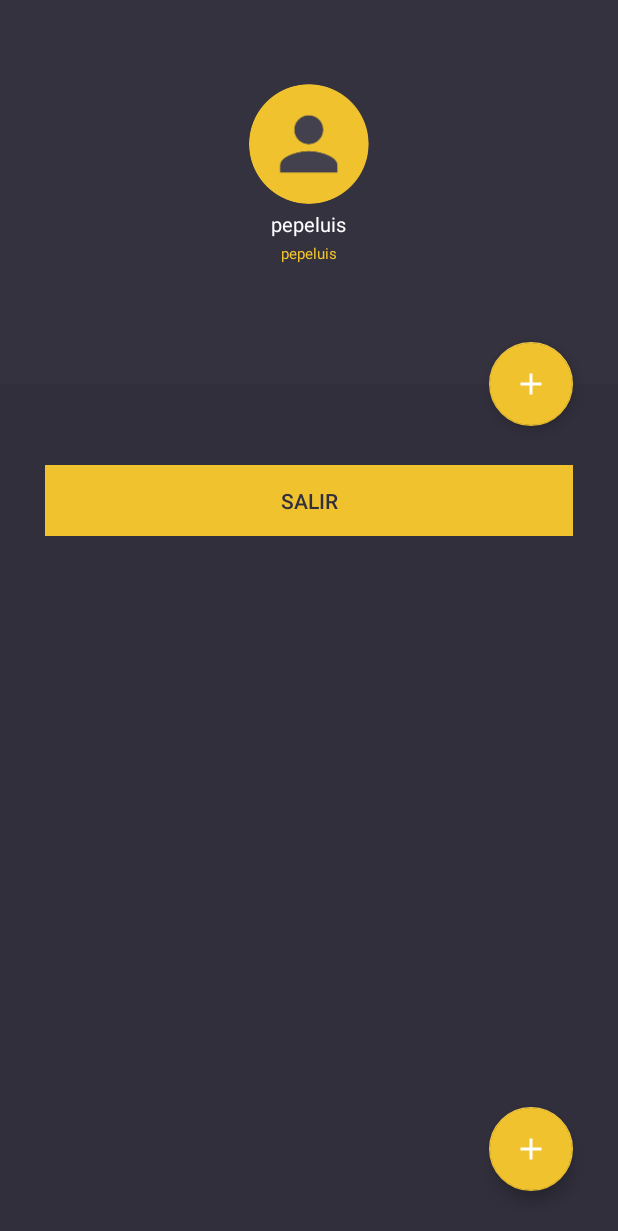
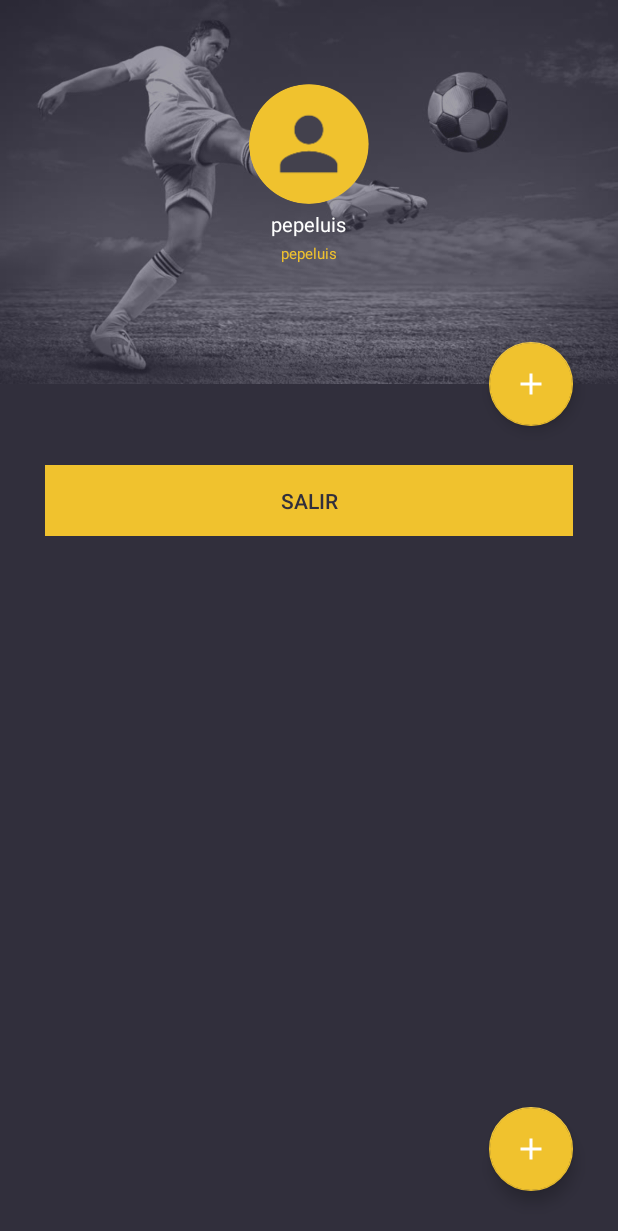
Before and after one commit to javigbox/laporra, an Android app: the layout activity_main.xml on its own in the app's theme, with its tools: preview values and no code run, on a phone screen of 412 x 824 dp. Shown: the top 1231 px of the screen. Run offline under Robolectric (Android 15) with nearby library versions, the phone set to English and light mode, and no system bars.

Commit message:
Cambio de imagen del main

```diff
--- a/app/src/main/res/layout/activity_main.xml
+++ b/app/src/main/res/layout/activity_main.xml
@@ -34,6 +34,13 @@
                 app:expandedTitleMarginEnd="64dp"
                 app:expandedTitleMarginStart="48dp"
                 app:layout_scrollFlags="scroll|exitUntilCollapsed">
+
+                <ImageView
+                    android:layout_width="match_parent"
+                    android:layout_height="match_parent"
+                    android:src="@drawable/footbal_player_main"
+                    app:layout_collapseMode="parallax"
+                    android:scaleType="centerCrop"/>
 
                 <LinearLayout
                     android:id="@+id/user_layout"
--- a/build.gradle
+++ b/build.gradle
@@ -7,7 +7,7 @@ buildscript {
         jcenter()
     }
     dependencies {
-        classpath 'com.android.tools.build:gradle:3.1.0'
+        classpath 'com.android.tools.build:gradle:3.1.1'
 
 
         // NOTE: Do not place your application dependencies here; they belong
```
Also changed, not shown: app/src/main/res/drawable/footbal_player_3.jpg (deleted), app/src/main/res/drawable/footbal_player_main.jpg (added), app/src/main/res/drawable/football_player_3.png (deleted).
